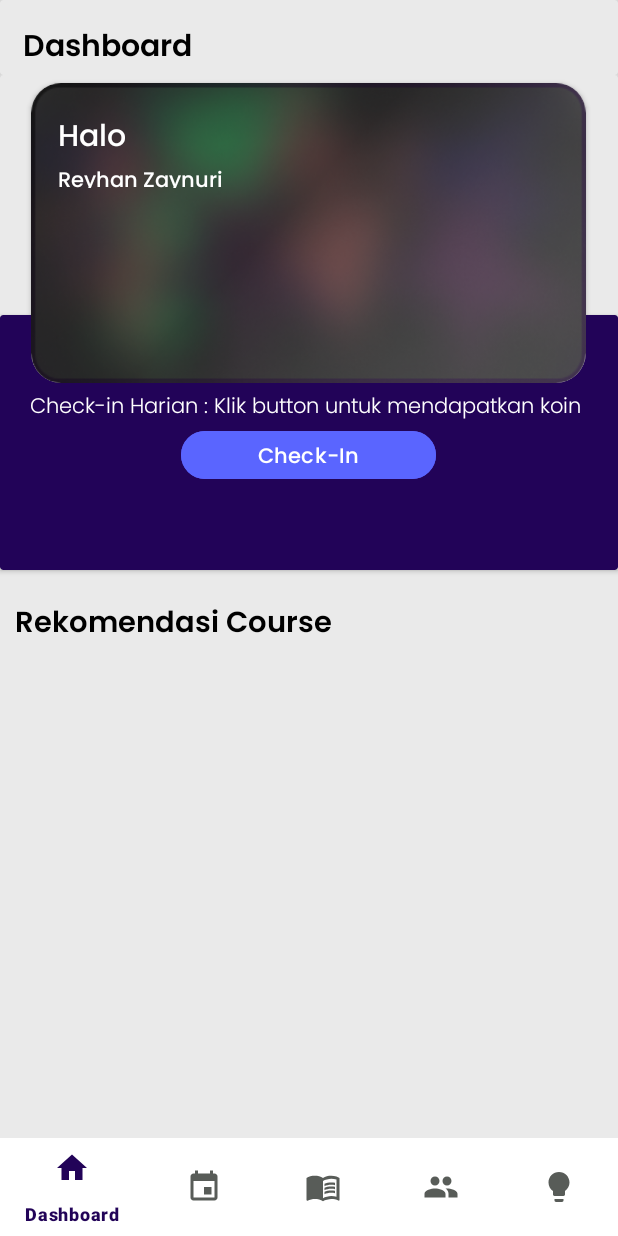
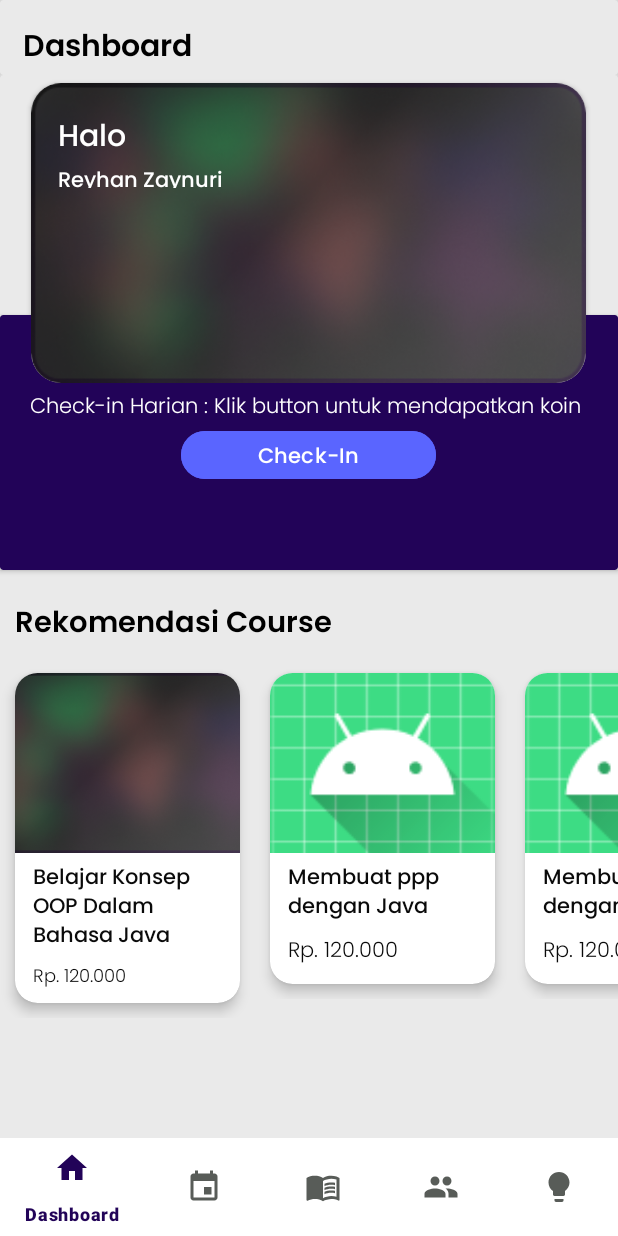
Before and after one commit to rzaynuri08/CodingCamp, an Android app: the screen it shows after launch (MainActivity), on a phone screen of 412 x 824 dp. Run offline under Robolectric (Android 15) with nearby library versions, the phone set to English and light mode, and no system bars.

Commit message:
Resolve fill on Recycleview

```diff
--- a/app/src/main/java/com/cc/codingcamp/HomeFragment.kt
+++ b/app/src/main/java/com/cc/codingcamp/HomeFragment.kt
@@ -6,13 +6,28 @@ import androidx.fragment.app.Fragment
 import android.view.LayoutInflater
 import android.view.View
 import android.view.ViewGroup
+import androidx.recyclerview.widget.LinearLayoutManager
 import androidx.recyclerview.widget.RecyclerView
+import com.cc.codingcamp.modal.ProductItem
 
 class HomeFragment : Fragment() {
     private lateinit var recyclerView: RecyclerView
     private lateinit var productAdapter: ProductAdapter
     override fun onCreateView(inflater: LayoutInflater, container: ViewGroup?,
                               savedInstanceState: Bundle?): View? {
-        return inflater.inflate(R.layout.fragment_home, container, false)
+        val view = inflater.inflate(R.layout.fragment_home, container, false)
+
+        val productList = ArrayList<ProductItem>()
+        productList.add(ProductItem(R.drawable.card, "Belajar Konsep OOP Dalam Bahasa Java", "Rp. 120.000"))
+        productList.add(ProductItem(R.mipmap.ic_launcher, "Membuat ppp dengan Java", "Rp. 120.000"))
+        productList.add(ProductItem(R.mipmap.ic_launcher, "Membuat ppp dengan Java", "Rp. 120.000"))
+
+        recyclerView = view?.findViewById(R.id.recyclerView) as RecyclerView
+        recyclerView.layoutManager = LinearLayoutManager(requireContext(), LinearLayoutManager.HORIZONTAL, false)
+
+        productAdapter = ProductAdapter(requireContext(), productList)
+        recyclerView.adapter = productAdapter
+
+        return view
     }
 }
```
